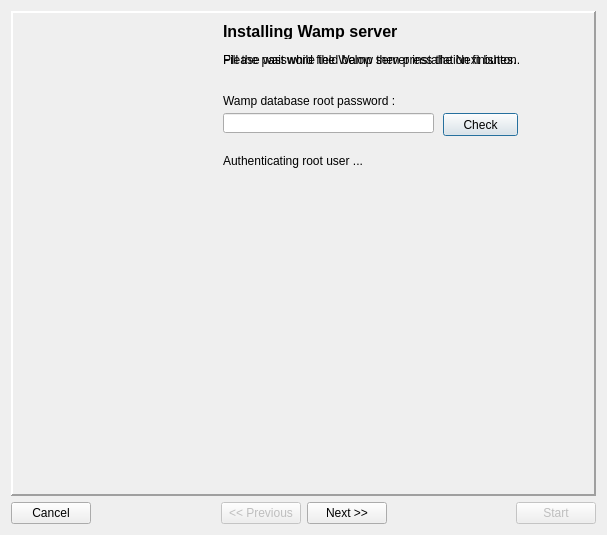
Old version of the form install/dlgMain.ui in the repository tbikfalvi/Belenus.
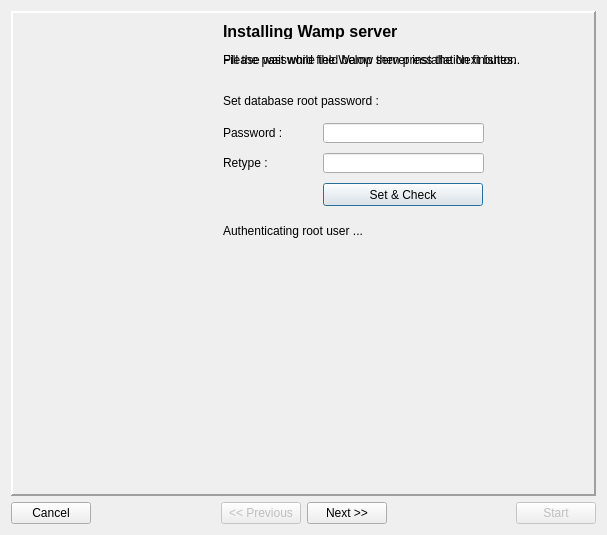
New version of the form. The open tabs and pages were chosen to show the change. Icons and pictures are not drawn.

```diff
--- a/install/dlgMain.ui
+++ b/install/dlgMain.ui
@@ -735,20 +735,20 @@
         <rect>
          <x>210</x>
          <y>80</y>
-         <width>221</width>
+         <width>361</width>
          <height>16</height>
         </rect>
        </property>
        <property name="text">
-        <string>Wamp database root password :</string>
+        <string>Set database root password :</string>
        </property>
       </widget>
       <widget class="QLineEdit" name="ledDBRootPassword">
        <property name="geometry">
         <rect>
-         <x>210</x>
-         <y>100</y>
-         <width>211</width>
+         <x>310</x>
+         <y>110</y>
+         <width>161</width>
          <height>20</height>
         </rect>
        </property>
@@ -760,7 +760,7 @@
        <property name="geometry">
         <rect>
          <x>210</x>
-         <y>140</y>
+         <y>210</y>
          <width>160</width>
          <height>16</height>
         </rect>
@@ -773,7 +773,7 @@
        <property name="geometry">
         <rect>
          <x>480</x>
-         <y>138</y>
+         <y>208</y>
          <width>20</width>
          <height>20</height>
         </rect>
@@ -792,7 +792,7 @@
        <property name="geometry">
         <rect>
          <x>480</x>
-         <y>138</y>
+         <y>208</y>
          <width>20</width>
          <height>20</height>
         </rect>
@@ -810,14 +810,53 @@
       <widget class="QPushButton" name="pbCheckRootPsw">
        <property name="geometry">
         <rect>
-         <x>430</x>
-         <y>100</y>
-         <width>75</width>
+         <x>310</x>
+         <y>170</y>
+         <width>160</width>
          <height>23</height>
         </rect>
        </property>
        <property name="text">
-        <string>Check</string>
+        <string>Set &amp;&amp; Check</string>
+       </property>
+      </widget>
+      <widget class="QLabel" name="lblText3_5">
+       <property name="geometry">
+        <rect>
+         <x>210</x>
+         <y>110</y>
+         <width>90</width>
+         <height>20</height>
+        </rect>
+       </property>
+       <property name="text">
+        <string>Password : </string>
+       </property>
+      </widget>
+      <widget class="QLabel" name="lblText3_6">
+       <property name="geometry">
+        <rect>
+         <x>210</x>
+         <y>140</y>
+         <width>90</width>
+         <height>20</height>
+        </rect>
+       </property>
+       <property name="text">
+        <string>Retype : </string>
+       </property>
+      </widget>
+      <widget class="QLineEdit" name="ledDBRootPassword2">
+       <property name="geometry">
+        <rect>
+         <x>310</x>
+         <y>140</y>
+         <width>161</width>
+         <height>20</height>
+        </rect>
+       </property>
+       <property name="echoMode">
+        <enum>QLineEdit::Password</enum>
        </property>
       </widget>
      </widget>
```
Left out of the diff: 4 changed lines with no effect on the pictures.
